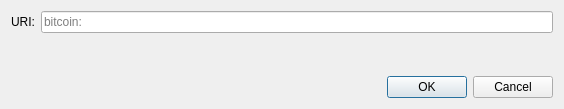
litecoinfinance/litecoinfinance, file src/qt/forms/openuridialog.ui: the form before one commit.
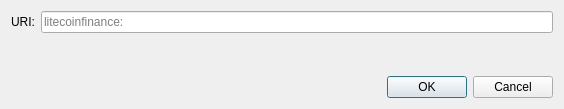
The form after the commit. Custom widgets are drawn as their Qt base class.

Commit message: Text change from Bitcoin to LitecoinFinance.

What changed in the file:
```diff
--- a/src/qt/forms/openuridialog.ui
+++ b/src/qt/forms/openuridialog.ui
@@ -26,7 +26,7 @@
      <item>
       <widget class="QValidatedLineEdit" name="uriEdit">
        <property name="placeholderText">
-        <string notr="true">bitcoin:</string>
+        <string notr="true">litecoinfinance:</string>
        </property>
       </widget>
      </item>
```
Left out of the diff: 2 changed lines with no effect on the pictures. The commit also changes 202 other files.
